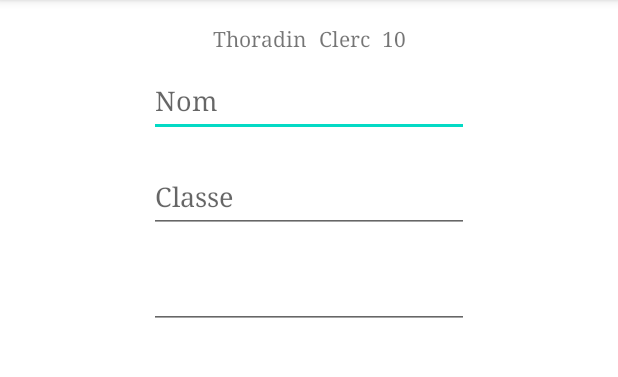
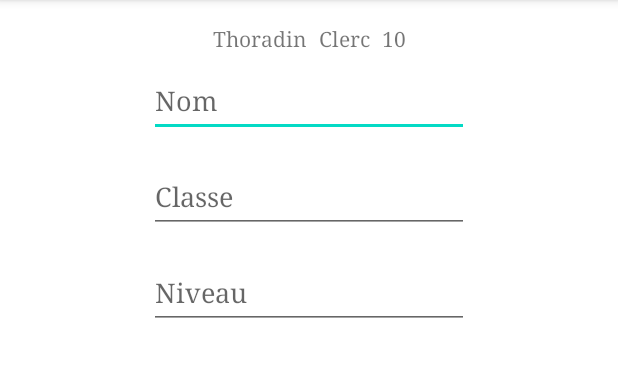
Before and after one commit to AdrienJarretier/DnD-Grimoire, an Android app: the screen it shows after launch (MainActivity), on a phone screen of 412 x 824 dp, the part 84-461 px from its top. Run offline under Robolectric (Android 15) with nearby library versions, the phone set to English and light mode, and no system bars; our stand-ins replace Room's generated code; 1 statement that could not run was skipped.

```diff
--- a/app/src/main/res/layout/fragment_player_sheet.xml
+++ b/app/src/main/res/layout/fragment_player_sheet.xml
@@ -11,10 +11,9 @@
         android:id="@+id/editTextTextPersonName"
         android:layout_width="wrap_content"
         android:layout_height="wrap_content"
-        android:autofillHints=""
         android:ems="10"
         android:hint="@string/playerCharacter_name_label"
-        android:inputType="textPersonName"
+        android:inputType="textPersonName|textCapWords"
         android:minHeight="48dp"
         app:layout_constraintEnd_toEndOf="parent"
         app:layout_constraintHorizontal_bias="0.5"
@@ -26,10 +25,9 @@
         android:layout_width="wrap_content"
         android:layout_height="wrap_content"
         android:layout_marginTop="16dp"
-        android:autofillHints=""
         android:ems="10"
         android:hint="@string/playerCharacter_class_label"
-        android:inputType="textPersonName"
+        android:inputType="textCapSentences"
         android:minHeight="48dp"
         app:layout_constraintEnd_toEndOf="parent"
         app:layout_constraintHorizontal_bias="0.5"
@@ -42,9 +40,9 @@
         android:layout_width="wrap_content"
         android:layout_height="wrap_content"
         android:layout_marginTop="16dp"
-        android:autofillHints=""
         android:ems="10"
-        android:inputType="textPersonName"
+        android:hint="@string/playerCharacter_level_label"
+        android:inputType="numberSigned"
         android:minHeight="48dp"
         app:layout_constraintEnd_toEndOf="parent"
         app:layout_constraintHorizontal_bias="0.5"
```
